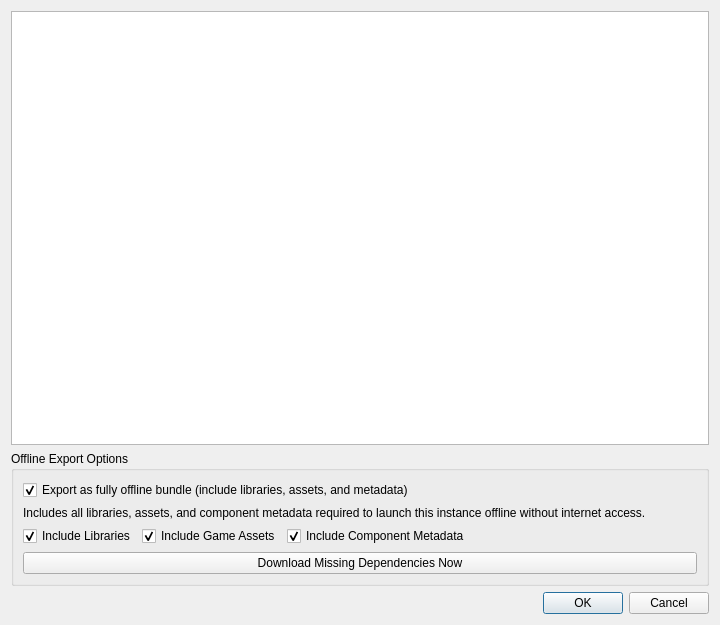
First picture: the form in launcher/ui/dialogs/ExportInstanceDialog.ui, repository EndzE/FreesmLauncher, before the edit.
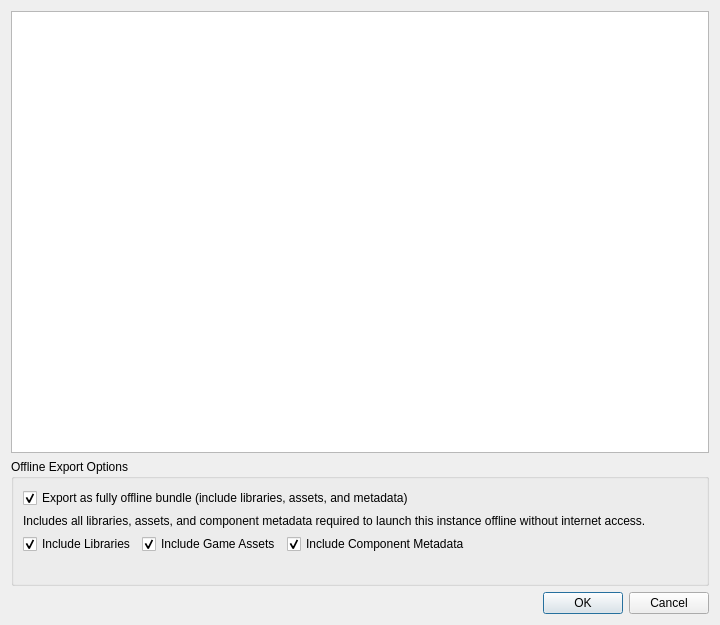
Second picture: the form after the edit.

Commit message: feat: replace download button with prominent missing dependency warning in export dialog

```diff
--- a/launcher/ui/dialogs/ExportInstanceDialog.ui
+++ b/launcher/ui/dialogs/ExportInstanceDialog.ui
@@ -113,9 +113,12 @@
        </layout>
       </item>
       <item>
-       <widget class="QPushButton" name="downloadMissingButton">
+       <widget class="QLabel" name="offlineWarningLabel">
         <property name="text">
-         <string>Download Missing Dependencies Now</string>
+         <string/>
+        </property>
+        <property name="wordWrap">
+         <bool>true</bool>
         </property>
         <property name="visible">
          <bool>false</bool>
```
The commit also changes 2 other files.
